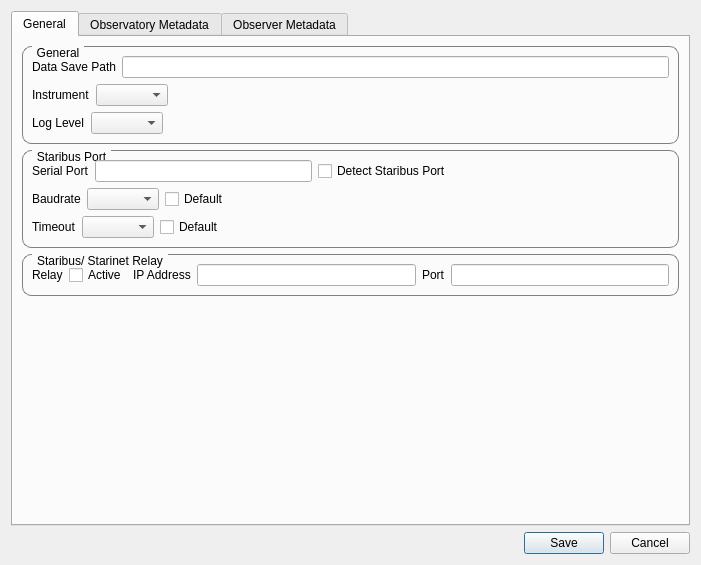
Before: the Qt Designer form core/ui/configuration.ui in mhorn71/StarbaseMini, drawn with Qt 5.
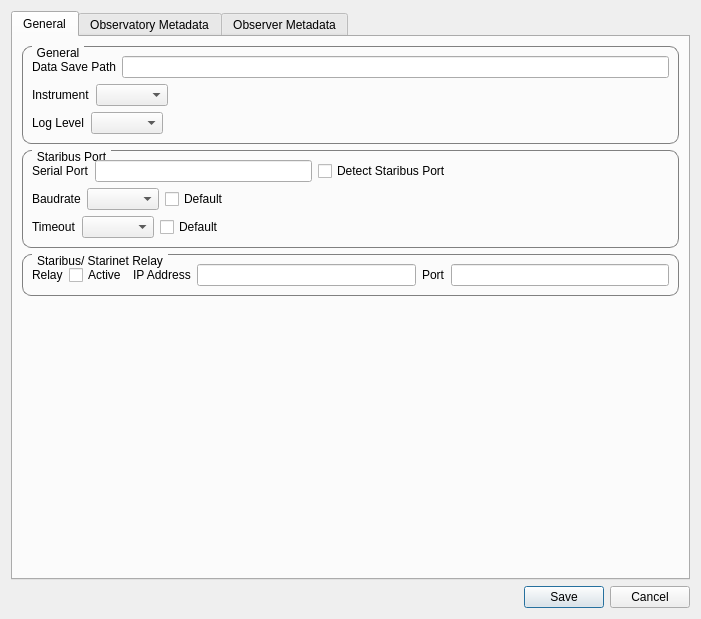
After: the same form once the commit is applied.

Commit message: Corrected Observatory Email name from Qy to Oy.

```diff
--- a/core/ui/configuration.ui
+++ b/core/ui/configuration.ui
@@ -7,7 +7,7 @@
     <x>0</x>
     <y>0</y>
     <width>701</width>
-    <height>565</height>
+    <height>619</height>
    </rect>
   </property>
   <property name="windowTitle">
```
Left out of the diff: 2 changed lines with no effect on the pictures.
